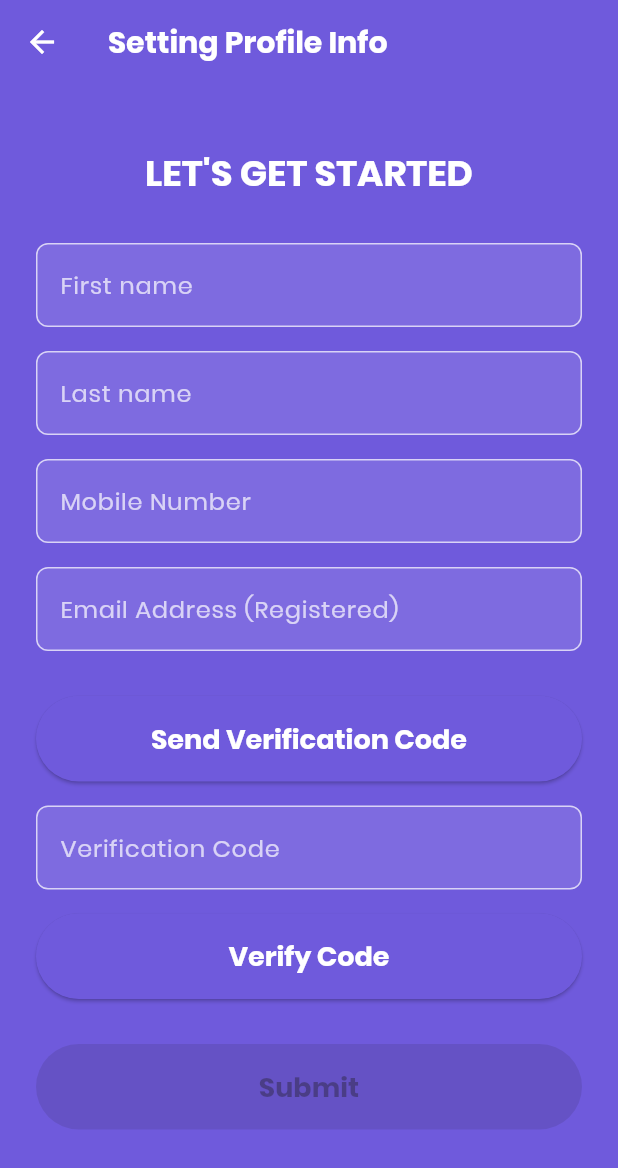
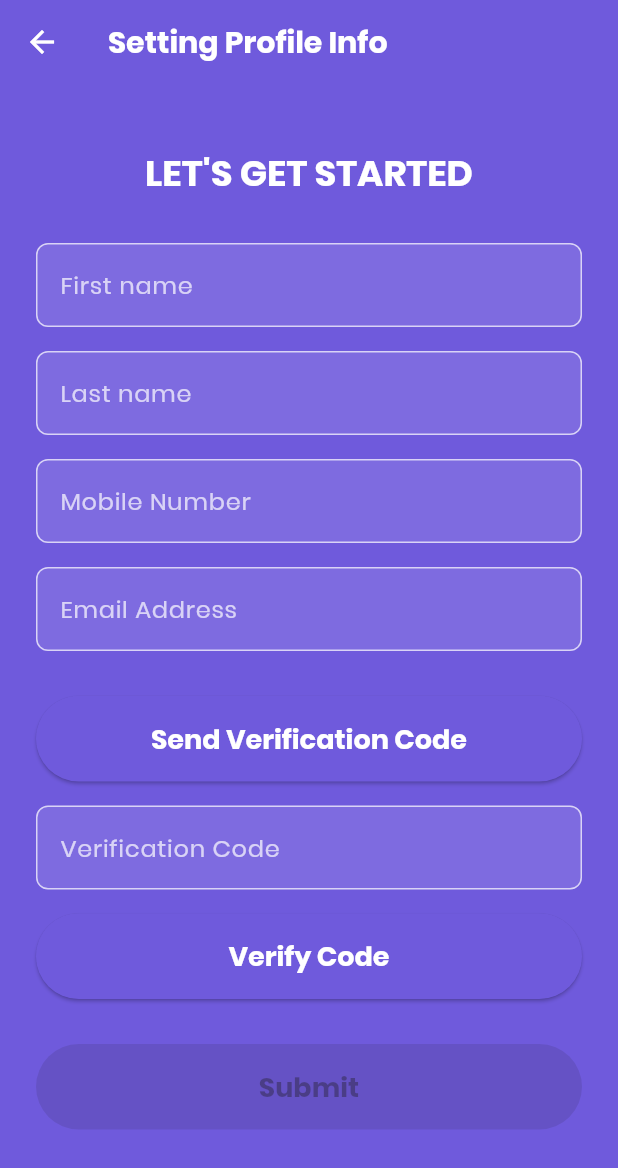
Before and after one commit to Theodore-Ross-18/Laundry-Scout, a Flutter app: the SetUserInfoScreen screen opened directly, after a tap on "Next", after a tap on "Skip", on a phone screen of 412 x 824 dp. Shown: the top 1168 px of the screen. Run offline on Flutter 3.47's test engine with Material 3 defaults, Android fonts, the phone set to English and light mode, and no system bars; our stand-ins replace flutter_dotenv, supabase_flutter; accounts and stored records are empty.

Commit message:
Stable 4

```diff
--- a/laundry_scout/lib/screens/users/set_userinfo.dart
+++ b/laundry_scout/lib/screens/users/set_userinfo.dart
@@ -438,11 +438,21 @@ class _SetUserInfoScreenState extends State<SetUserInfoScreen> {
               const SizedBox(height: 16),
                _buildTextField(
                 controller: _emailController,
-                labelText: 'Email Address (Registered)', // Reverted label
+                labelText: 'Email Address', // Changed label slightly
                 keyboardType: TextInputType.emailAddress,
                 textTheme: textTheme,
-                readOnly: true, // Make email field read-only again
-                 validator: null, // Remove validator for read-only field
+                // Removed readOnly: true
+                // Removed validator: null
+                 validator: (value) { // Added email validator
+                    if (value == null || value.isEmpty) {
+                      return 'Please enter your email address';
+                    }
+                    // Basic email format validation
+                    if (!RegExp(r'\S+@\S+\.\S+').hasMatch(value)) {
+                      return 'Please enter a valid email address';
+                    }
+                    return null;
+                  },
               ),
               const SizedBox(height: 30),
               // Email Verification Section
@@ -510,12 +520,12 @@ class _SetUserInfoScreenState extends State<SetUserInfoScreen> {
               if (_isEmailVerified) ...[ // Only show confirm email if email is verified
                  _buildTextField(
                   controller: _confirmEmailController,
-                  labelText: 'Confirm Registered Email', // Reverted label
+                  labelText: 'Confirm Email Address', // Changed label slightly
                   keyboardType: TextInputType.emailAddress,
                   textTheme: textTheme,
                   validator: (value) { // Keep validator for the confirmation field
                     if (value == null || value.isEmpty) {
-                      return 'Please confirm your registered email';
+                      return 'Please confirm your email address';
                     }
                     // The actual matching check is done in _submitUserInfo
                     return null;
```
